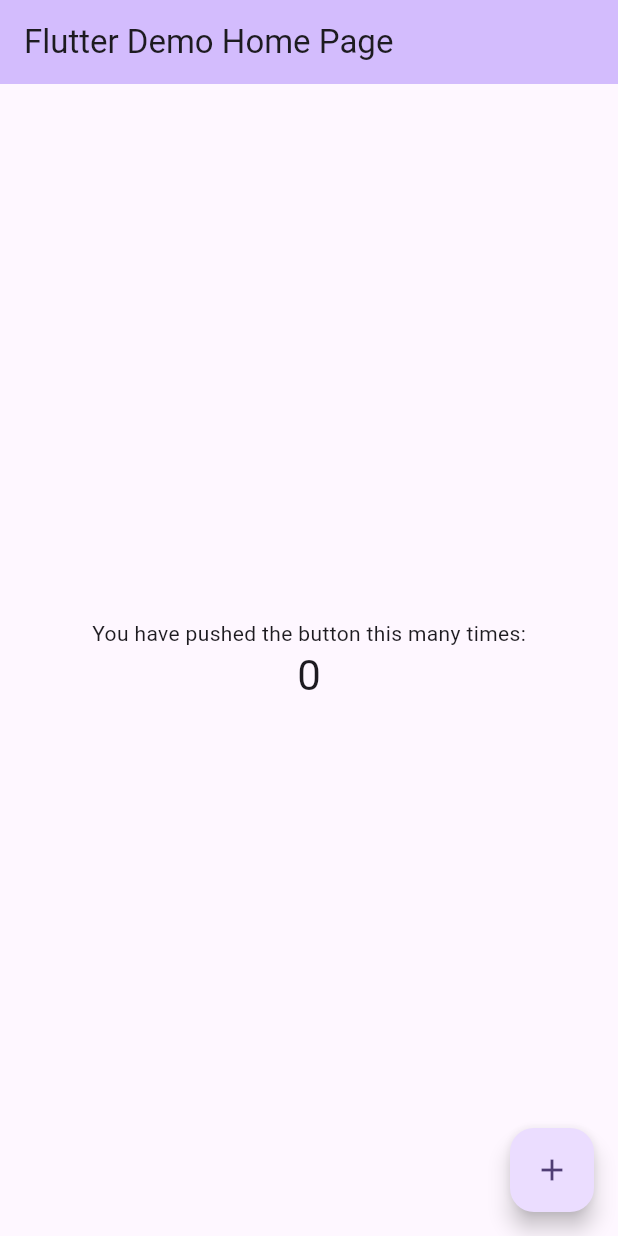
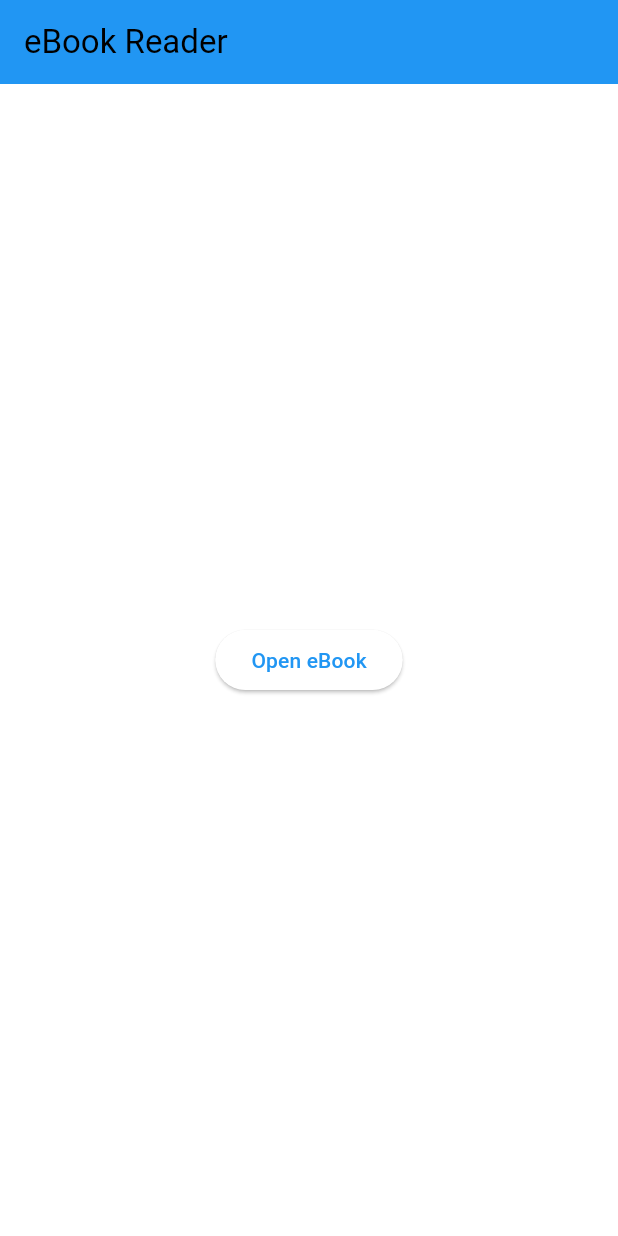
Before and after one commit to pfeist/immersiveReader, a Flutter app: the screen it shows after launch, on a phone screen of 412 x 824 dp. Run offline on Flutter 3.47's test engine with Material 3 defaults, Android fonts, the phone set to English and light mode, and no system bars; our stand-ins replace file_picker, flutter_html; missing offline and left inert: epubx.

Commit message:
Base Project with bones of an ebook reader

```diff
--- a/immersive_reader/lib/main.dart
+++ b/immersive_reader/lib/main.dart
@@ -1,125 +1,70 @@
 import 'package:flutter/material.dart';
+import 'package:file_picker/file_picker.dart';  // Import the file_picker package
+import 'package:immersive_reader/screens/epub_screen.dart';
 
-void main() {
-  runApp(const MyApp());
-}
+void main() => runApp(MyApp());
 
 class MyApp extends StatelessWidget {
-  const MyApp({super.key});
-
-  // This widget is the root of your application.
   @override
   Widget build(BuildContext context) {
     return MaterialApp(
-      title: 'Flutter Demo',
+      title: 'Flutter eBook Reader',
       theme: ThemeData(
-        // This is the theme of your application.
-        //
-        // TRY THIS: Try running your application with "flutter run". You'll see
-        // the application has a purple toolbar. Then, without quitting the app,
-        // try changing the seedColor in the colorScheme below to Colors.green
-        // and then invoke "hot reload" (save your changes or press the "hot
-        // reload" button in a Flutter-supported IDE, or press "r" if you used
-        // the command line to start the app).
-        //
-        // Notice that the counter didn't reset back to zero; the application
-        // state is not lost during the reload. To reset the state, use hot
-        // restart instead.
-        //
-        // This works for code too, not just values: Most code changes can be
-        // tested with just a hot reload.
-        colorScheme: ColorScheme.fromSeed(seedColor: Colors.deepPurple),
-        useMaterial3: true,
+        primarySwatch: Colors.blue,
+        colorScheme: ColorScheme.fromSwatch(
+          primarySwatch: Colors.blue,
+          accentColor: Colors.amber,  // accentColor is used within colorScheme
+        ),
+        textTheme: TextTheme(
+          bodyLarge: TextStyle(fontSize: 16.0),
+          displayLarge: TextStyle(fontSize: 32.0, fontWeight: FontWeight.bold),
+        ),
+        buttonTheme: ButtonThemeData(
+          buttonColor: Colors.blue,
+          textTheme: ButtonTextTheme.primary,
+        ),
+        appBarTheme: AppBarTheme(
+          color: Colors.blue,  // Set a universal color for app bars
+        ),
       ),
-      home: const MyHomePage(title: 'Flutter Demo Home Page'),
+        // Add more theme customizations as needed
+      home: HomeScreen(),
     );
   }
 }
 
-class MyHomePage extends StatefulWidget {
-  const MyHomePage({super.key, required this.title});
-
-  // This widget is the home page of your application. It is stateful, meaning
-  // that it has a State object (defined below) that contains fields that affect
-  // how it looks.
-
-  // This class is the configuration for the state. It holds the values (in this
-  // case the title) provided by the parent (in this case the App widget) and
-  // used by the build method of the State. Fields in a Widget subclass are
-  // always marked "final".
-
-  final String title;
-
-  @override
-  State<MyHomePage> createState() => _MyHomePageState();
-}
-
-class _MyHomePageState extends State<MyHomePage> {
-  int _counter = 0;
-
-  void _incrementCounter() {
-    setState(() {
-      // This call to setState tells the Flutter framework that something has
-      // changed in this State, which causes it to rerun the build method below
-      // so that the display can reflect the updated values. If we changed
-      // _counter without calling setState(), then the build method would not be
-      // called again, and so nothing would appear to happen.
-      _counter++;
-    });
-  }
-
+class HomeScreen extends StatelessWidget {
   @override
   Widget build(BuildContext context) {
-    // This method is rerun every time setState is called, for instance as done
-    // by the _incrementCounter method above.
-    //
-    // The Flutter framework has been optimized to make rerunning build methods
-    // fast, so that you can just rebuild anything that needs updating rather
-    // than having to individually change instances of widgets.
     return Scaffold(
-      appBar: AppBar(
-        // TRY THIS: Try changing the color here to a specific color (to
-        // Colors.amber, perhaps?) and trigger a hot reload to see the AppBar
-        // change color while the other colors stay the same.
-        backgroundColor: Theme.of(context).colorScheme.inversePrimary,
-        // Here we take the value from the MyHomePage object that was created by
-        // the App.build method, and use it to set our appbar title.
-        title: Text(widget.title),
-      ),
+      appBar: AppBar(title: Text('eBook Reader')),
       body: Center(
-        // Center is a layout widget. It takes a single child and positions it
-        // in the middle of the parent.
-        child: Column(
-          // Column is also a layout widget. It takes a list of children and
-          // arranges them vertically. By default, it sizes itself to fit its
-          // children horizontally, and tries to be as tall as its parent.
-          //
-          // Column has various properties to control how it sizes itself and
-          // how it positions its children. Here we use mainAxisAlignment to
-          // center the children vertically; the main axis here is the vertical
-          // axis because Columns are vertical (the cross axis would be
-          // horizontal).
-          //
-          // TRY THIS: Invoke "debug painting" (choose the "Toggle Debug Paint"
-          // action in the IDE, or press "p" in the console), to see the
-          // wireframe for each widget.
-          mainAxisAlignment: MainAxisAlignment.center,
-          children: <Widget>[
-            const Text(
-              'You have pushed the button this many times:',
-            ),
-            Text(
-              '$_counter',
-              style: Theme.of(context).textTheme.headlineMedium,
-            ),
-          ],
+        child: ElevatedButton(
+          onPressed: () async {
+            FilePickerResult? result = await FilePicker.platform.pickFiles(
+              type: FileType.custom,
+              allowedExtensions: ['pdf', 'epub'],
+            );
+
+            if (result != null) {
+              String filePath = result.files.single.path!;
+              String fileExtension = filePath.split('.').last;
+
+              if (fileExtension == 'pdf') {
+                // Navigate to PDF Screen
+              } else if (fileExtension == 'epub') {
+                Navigator.push(
+                  context,
+                  MaterialPageRoute(
+                    builder: (context) => EpubScreen(path: filePath),
+                  ),
+                );
+              }
+            }
+          },
+          child: Text('Open eBook'),
         ),
       ),
-      floatingActionButton: FloatingActionButton(
-        onPressed: _incrementCounter,
-        tooltip: 'Increment',
-        child: const Icon(Icons.add),
-      ), // This trailing comma makes auto-formatting nicer for build methods.
     );
   }
 }
--- /dev/null
+++ b/immersive_reader/lib/styles/styles.dart
@@ -0,0 +1,15 @@
+// lib/styles/styles.dart
+
+import 'package:flutter/material.dart';
+
+final Color primaryColor = Colors.blue;
+final Color accentColor = Colors.amber;
+
+final TextStyle headlineStyle = TextStyle(fontSize: 32.0, fontWeight: FontWeight.bold);
+final TextStyle bodyTextStyle = TextStyle(fontSize: 16.0);
+
+final ButtonStyle buttonStyle = ElevatedButton.styleFrom(
+  backgroundColor: primaryColor,  // Use backgroundColor instead of primary
+  padding: EdgeInsets.symmetric(horizontal: 24.0, vertical: 12.0),
+  textStyle: TextStyle(fontSize: 18.0),
+);
```
Also changed, not shown: immersive_reader/lib/screens/chapter_screen.dart (added, +30 -0 lines), immersive_reader/lib/screens/epub_screen.dart (added, +72 -0 lines), immersive_reader/lib/screens/home_screen.dart (added, +20 -0 lines), immersive_reader/lib/widgets/custom_button.dart (added, +24 -0 lines), immersive_reader/pubspec.yaml (+17 -77 lines), immersive_reader/fonts/CustomFont-Regular.ttf (added), immersive_reader/lib/models/book.dart (added), immersive_reader/pubspec.lock, 2 other files.
